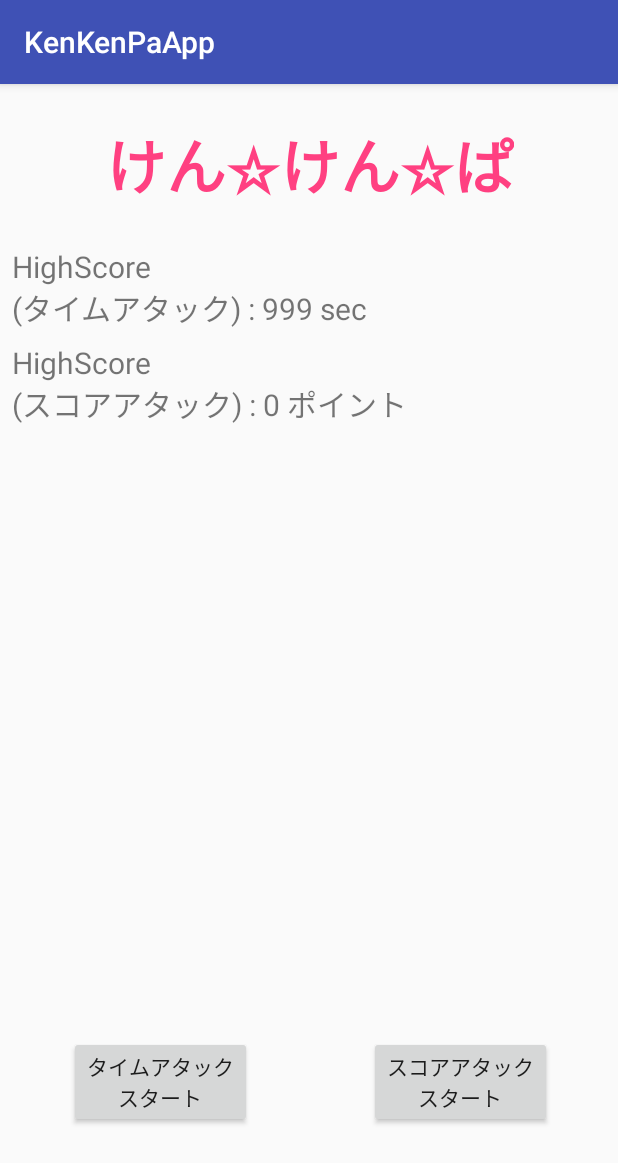
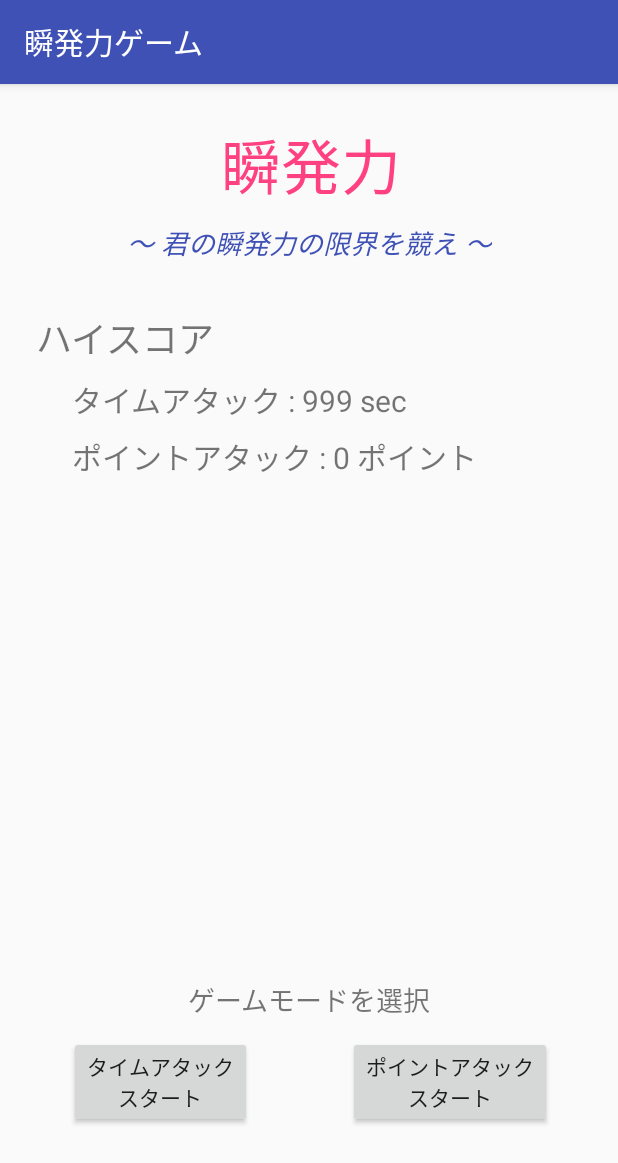
Before and after one commit to Bluewind12/KenKenPaApp, an Android app: the screen it shows after launch (MainActivity), on a phone screen of 412 x 824 dp. Shown: the top 1163 px of the screen. Run offline under Robolectric (Android 15) with nearby library versions, the phone set to English and light mode, and no system bars.

Commit message:
タイトル画面の表示の修正 + それに伴い、タイトル名の修正など

```diff
--- a/app/src/main/java/com/example/momonyan/kenkenpaapp/MainActivity.kt
+++ b/app/src/main/java/com/example/momonyan/kenkenpaapp/MainActivity.kt
@@ -21,8 +21,8 @@ class MainActivity : AppCompatActivity() {
 
         init()
 
-        highTime.text = getString(R.string.highScore1, data.getLong("scoreTimeA", 999))
-        highScore.text = getString(R.string.highScore2, data.getInt("scoreScoreA", 0))
+        highTime.text = getString(R.string.scoreTime, data.getLong("scoreTimeA", 999))
+        highScore.text = getString(R.string.scorePoint, data.getInt("scoreScoreA", 0))
         val intent = Intent(this, GameStandbyActivity::class.java)
 
         //タイムアタック用
--- a/app/src/main/res/layout/activity_main.xml
+++ b/app/src/main/res/layout/activity_main.xml
@@ -15,7 +15,6 @@
         android:text="@string/name"
         android:textColor="@color/colorAccent"
         android:textSize="40sp"
-        android:textStyle="bold"
         app:layout_constraintEnd_toEndOf="parent"
         app:layout_constraintHorizontal_bias="0.505"
         app:layout_constraintLeft_toLeftOf="parent"
@@ -27,12 +26,12 @@
         android:id="@+id/highScore_Time"
         android:layout_width="wrap_content"
         android:layout_height="wrap_content"
-        android:layout_marginStart="8dp"
-        android:layout_marginTop="24dp"
+        android:layout_marginStart="24dp"
+        android:layout_marginTop="8dp"
         android:text="TextView"
         android:textSize="20sp"
-        app:layout_constraintStart_toStartOf="parent"
-        app:layout_constraintTop_toBottomOf="@+id/textView4" />
+        app:layout_constraintStart_toStartOf="@+id/textView2"
+        app:layout_constraintTop_toBottomOf="@+id/textView2" />
 
     <Button
         android:id="@+id/startButton1"
@@ -62,11 +61,45 @@
         android:id="@+id/highScore_Score"
         android:layout_width="wrap_content"
         android:layout_height="wrap_content"
-        android:layout_marginStart="8dp"
         android:layout_marginTop="8dp"
         android:text="TextView"
         android:textSize="20sp"
-        app:layout_constraintStart_toStartOf="parent"
+        app:layout_constraintStart_toStartOf="@+id/highScore_Time"
         app:layout_constraintTop_toBottomOf="@+id/highScore_Time" />
 
+    <TextView
+        android:id="@+id/textView"
+        android:layout_width="wrap_content"
+        android:layout_height="wrap_content"
+        android:layout_marginTop="8dp"
+        android:text="@string/subName"
+        android:textColor="@color/colorPrimary"
+        android:textSize="18sp"
+        android:textStyle="italic"
+        app:layout_constraintEnd_toEndOf="parent"
+        app:layout_constraintStart_toStartOf="parent"
+        app:layout_constraintTop_toBottomOf="@+id/textView4" />
+
+    <TextView
+        android:id="@+id/textView2"
+        android:layout_width="wrap_content"
+        android:layout_height="wrap_content"
+        android:layout_marginStart="24dp"
+        android:layout_marginTop="32dp"
+        android:text="@string/highScore"
+        android:textSize="24sp"
+        app:layout_constraintStart_toStartOf="parent"
+        app:layout_constraintTop_toBottomOf="@+id/textView" />
+
+    <TextView
+        android:id="@+id/textView3"
+        android:layout_width="wrap_content"
+        android:layout_height="wrap_content"
+        android:layout_marginBottom="144dp"
+        android:text="@string/modeSelect"
+        android:textSize="18sp"
+        app:layout_constraintBottom_toBottomOf="parent"
+        app:layout_constraintEnd_toEndOf="parent"
+        app:layout_constraintStart_toStartOf="parent" />
+
 </android.support.constraint.ConstraintLayout>
--- a/app/src/main/res/values/strings.xml
+++ b/app/src/main/res/values/strings.xml
@@ -1,8 +1,10 @@
 <resources>
-    <string name="app_name">KenKenPaApp</string>
-    <string name="name">けん☆けん☆ぱ</string>
+    <string name="app_name">瞬発力ゲーム</string>
+    <string name="name">瞬発力</string>
+    <string name="subName">～ 君の瞬発力の限界を競え ～</string>
+
     <string name="start1">タイムアタック\nスタート</string>
-    <string name="start2">スコアアタック\nスタート</string>
+    <string name="start2">ポイントアタック\nスタート</string>
     <string name="choice1">●</string>
     <string name="choice2">▲</string>
     <string name="choice3">×</string>
@@ -14,7 +16,10 @@
     <string name="score2">%d Point - %d miss </string>
     <string name="scoreResult2">ScoreResult:%d</string>
 
-    <string name="highScore1">HighScore\n(タイムアタック) : %d sec</string>
-    <string name="highScore2">HighScore\n(スコアアタック) : %d ポイント</string>
+    <string name="modeSelect">ゲームモードを選択</string>
+
+    <string name="highScore">ハイスコア</string>
+    <string name="scoreTime">タイムアタック : %d sec</string>
+    <string name="scorePoint">ポイントアタック : %d ポイント</string>
 
 </resources>
```
